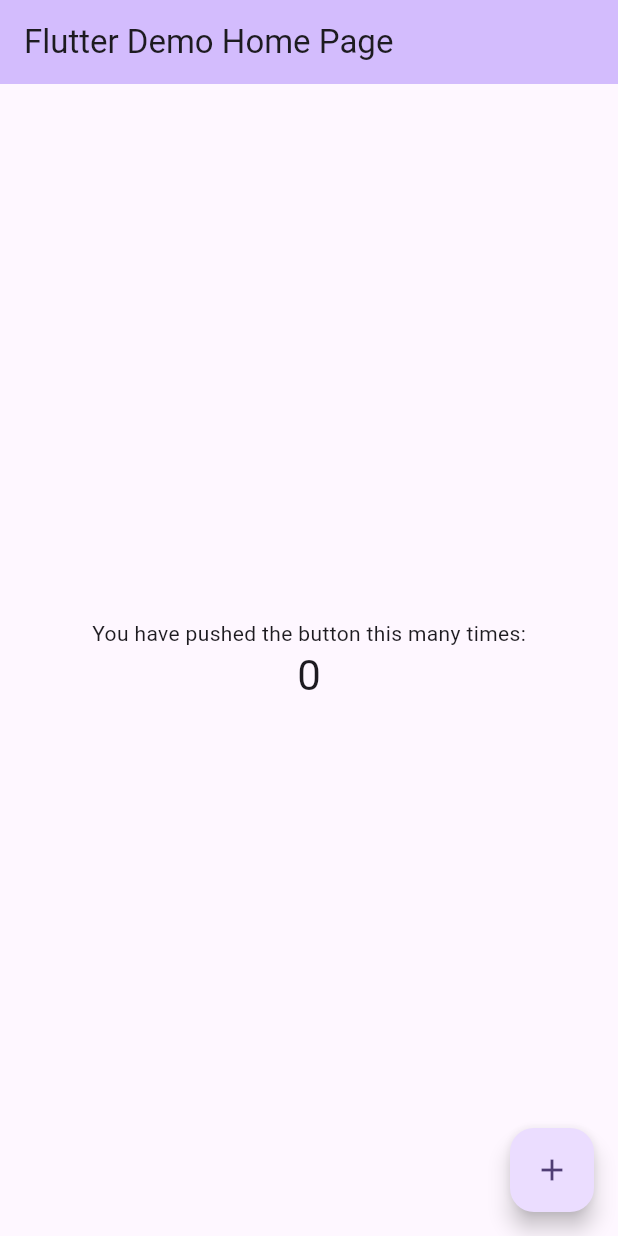
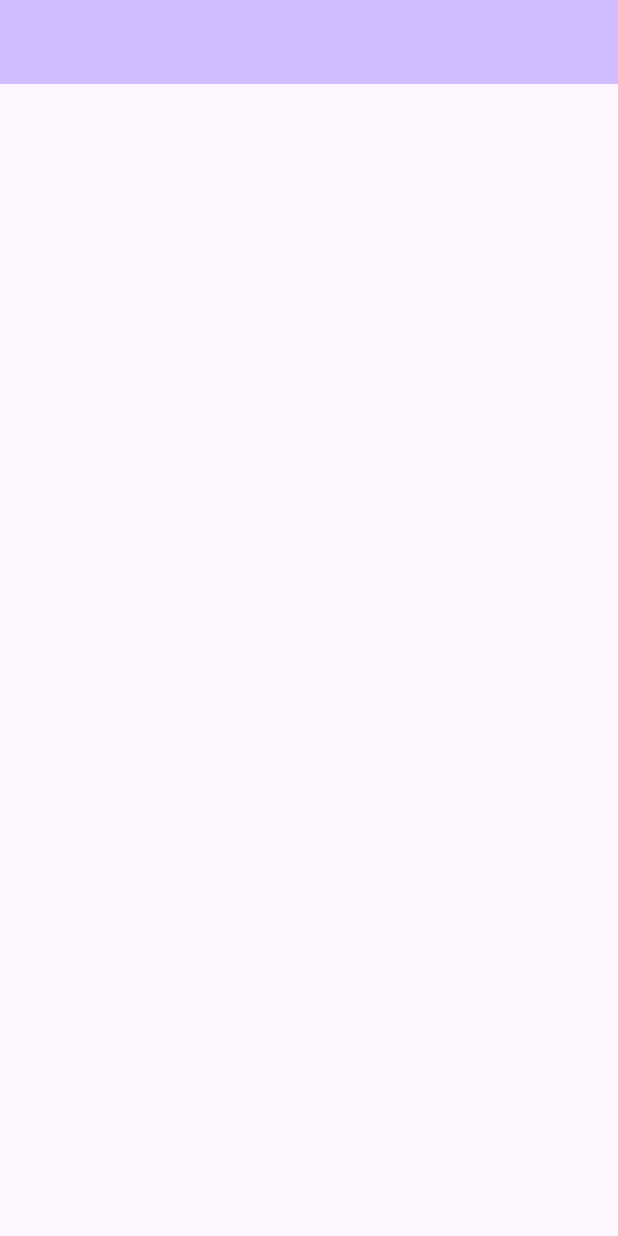
Before and after one commit to yamashita-room-335/sample_for_issue, a Flutter app: the screen it shows after launch, on a phone screen of 412 x 824 dp. Run offline on Flutter 3.47's test engine with Material 3 defaults, Android fonts, the light colour scheme and no system bars.

Commit message:
初期の不要なコメントと実装削除

```diff
--- a/lib/main.dart
+++ b/lib/main.dart
@@ -7,119 +7,40 @@
 class MyApp extends StatelessWidget {
   const MyApp({super.key});
 
-  // This widget is the root of your application.
   @override
   Widget build(BuildContext context) {
     return MaterialApp(
-      title: 'Flutter Demo',
       theme: ThemeData(
-        // This is the theme of your application.
-        //
-        // TRY THIS: Try running your application with "flutter run". You'll see
-        // the application has a purple toolbar. Then, without quitting the app,
-        // try changing the seedColor in the colorScheme below to Colors.green
-        // and then invoke "hot reload" (save your changes or press the "hot
-        // reload" button in a Flutter-supported IDE, or press "r" if you used
-        // the command line to start the app).
-        //
-        // Notice that the counter didn't reset back to zero; the application
-        // state is not lost during the reload. To reset the state, use hot
-        // restart instead.
-        //
-        // This works for code too, not just values: Most code changes can be
-        // tested with just a hot reload.
-        colorScheme: ColorScheme.fromSeed(seedColor: Colors.deepPurple),
         useMaterial3: true,
       ),
-      home: const MyHomePage(title: 'Flutter Demo Home Page'),
+      home: const MyHomePage(),
     );
   }
 }
 
 class MyHomePage extends StatefulWidget {
-  const MyHomePage({super.key, required this.title});
-
-  // This widget is the home page of your application. It is stateful, meaning
-  // that it has a State object (defined below) that contains fields that affect
-  // how it looks.
-
-  // This class is the configuration for the state. It holds the values (in this
-  // case the title) provided by the parent (in this case the App widget) and
-  // used by the build method of the State. Fields in a Widget subclass are
-  // always marked "final".
-
-  final String title;
+  const MyHomePage({super.key});
 
   @override
   State<MyHomePage> createState() => _MyHomePageState();
 }
 
 class _MyHomePageState extends State<MyHomePage> {
-  int _counter = 0;
-
-  void _incrementCounter() {
-    setState(() {
-      // This call to setState tells the Flutter framework that something has
-      // changed in this State, which causes it to rerun the build method below
-      // so that the display can reflect the updated values. If we changed
-      // _counter without calling setState(), then the build method would not be
-      // called again, and so nothing would appear to happen.
-      _counter++;
-    });
-  }
-
   @override
   Widget build(BuildContext context) {
-    // This method is rerun every time setState is called, for instance as done
-    // by the _incrementCounter method above.
-    //
-    // The Flutter framework has been optimized to make rerunning build methods
-    // fast, so that you can just rebuild anything that needs updating rather
-    // than having to individually change instances of widgets.
     return Scaffold(
       appBar: AppBar(
-        // TRY THIS: Try changing the color here to a specific color (to
-        // Colors.amber, perhaps?) and trigger a hot reload to see the AppBar
-        // change color while the other colors stay the same.
         backgroundColor: Theme.of(context).colorScheme.inversePrimary,
-        // Here we take the value from the MyHomePage object that was created by
-        // the App.build method, and use it to set our appbar title.
-        title: Text(widget.title),
       ),
-      body: Center(
-        // Center is a layout widget. It takes a single child and positions it
-        // in the middle of the parent.
+      body: const Center(
         child: Column(
-          // Column is also a layout widget. It takes a list of children and
-          // arranges them vertically. By default, it sizes itself to fit its
-          // children horizontally, and tries to be as tall as its parent.
-          //
-          // Column has various properties to control how it sizes itself and
-          // how it positions its children. Here we use mainAxisAlignment to
-          // center the children vertically; the main axis here is the vertical
-          // axis because Columns are vertical (the cross axis would be
-          // horizontal).
-          //
-          // TRY THIS: Invoke "debug painting" (choose the "Toggle Debug Paint"
-          // action in the IDE, or press "p" in the console), to see the
-          // wireframe for each widget.
-          mainAxisAlignment: MainAxisAlignment.center,
-          children: <Widget>[
-            const Text(
-              'You have pushed the button this many times:',
-            ),
+          children: [
             Text(
-              '$_counter',
-              style: Theme.of(context).textTheme.headlineMedium,
+              '',
             ),
           ],
         ),
       ),
-      floatingActionButton: FloatingActionButton(
-        onPressed: _incrementCounter,
-        tooltip: 'Increment',
-        child: const Icon(Icons.add),
-      ), // This trailing comma makes auto-formatting nicer for build methods.
     );
   }
 }
```
Also changed, not shown: pubspec.yaml (+1 -72 lines).
